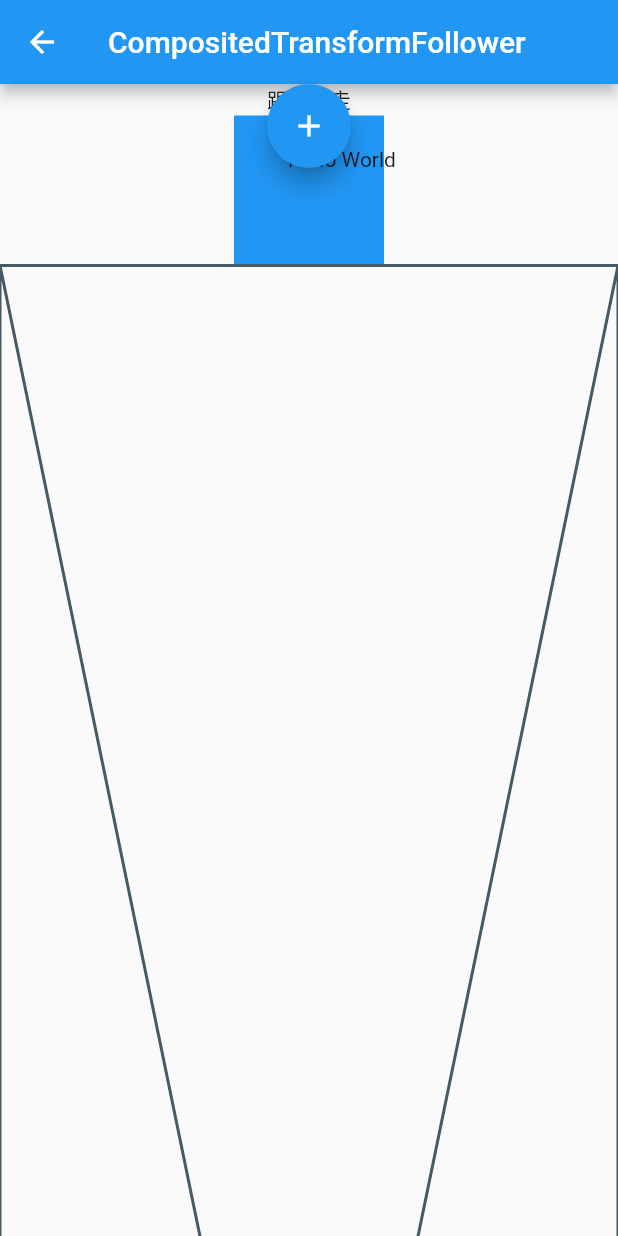
After one commit to laihaojie/flutter_learn, a Flutter app: the LearnCompositedTransformFollowerAndCompositedTransformTarget screen opened directly, on a phone screen of 412 x 824 dp. The commit adds this screen. Run offline on Flutter 3.47's test engine with Material 2 defaults, Android fonts, the phone set to English and light mode, and no system bars; our stand-ins replace get, getwidget.

Commit message:
chore: update

```diff
--- a/lib/pages/learn_page/learn_page.dart
+++ b/lib/pages/learn_page/learn_page.dart
@@ -1,6 +1,7 @@
 import 'package:flutter/material.dart';
 import 'package:flutter_learn/pages/learn_page/learn_controller.dart';
 import 'package:flutter_learn/pages/learn_page/learn_dart_api/learn_compute.dart';
+import 'package:flutter_learn/pages/learn_page/learn_widget/learn_composited_transform_follower_and_composited_transform_target.dart';
 import 'package:flutter_learn/pages/learn_page/learn_widget/learn_fitted_box.dart';
 import 'package:flutter_learn/pages/learn_page/learn_widget/learn_future_builder.dart';
 import 'package:flutter_learn/pages/learn_page/learn_widget/learn_interactive_viewer.dart';
@@ -76,6 +77,16 @@ class LearnPage extends GetView<LearnController> {
             subtitle: const Text('二维平面缩放'),
             onTap: () => Get.to(() => const LearnInteractiveViewer()),
           ),
+          ListTile(
+            title: const Text(
+              "CompositedTransformFollower and CompositedTransformTarget",
+            ),
+            subtitle: const Text('组件跟随'),
+            onTap: () => Get.to(
+              () =>
+                  const LearnCompositedTransformFollowerAndCompositedTransformTarget(),
+            ),
+          ),
           const Center(
             child: Text("Dart API", style: TextStyle(fontSize: 50)),
           ),
--- /dev/null
+++ b/lib/pages/learn_page/learn_widget/learn_composited_transform_follower_and_composited_transform_target.dart
@@ -0,0 +1,63 @@
+import 'package:flutter/material.dart';
+
+// ignore: prefer-correct-type-name
+class LearnCompositedTransformFollowerAndCompositedTransformTarget
+    extends StatefulWidget {
+  const LearnCompositedTransformFollowerAndCompositedTransformTarget({
+    super.key,
+  });
+
+  @override
+  State<LearnCompositedTransformFollowerAndCompositedTransformTarget>
+      createState() =>
+          _LearnCompositedTransformFollowerAndCompositedTransformTargetState();
+}
+
+// ignore: prefer-correct-type-name
+class _LearnCompositedTransformFollowerAndCompositedTransformTargetState
+    extends State<
+        LearnCompositedTransformFollowerAndCompositedTransformTarget> {
+  final LayerLink _layerLink = LayerLink();
+
+  @override
+  Widget build(BuildContext context) {
+    return Scaffold(
+      appBar: AppBar(
+        title: const Text('CompositedTransformFollower'),
+      ),
+      body: Center(
+        child: SingleChildScrollView(
+          child: Column(
+            children: [
+              CompositedTransformTarget(
+                link: _layerLink,
+                child: const Text('跟着我走'),
+              ),
+              Container(
+                width: 100,
+                height: 100,
+                color: Colors.blue,
+                child: CompositedTransformFollower(
+                  link: _layerLink,
+                  // showWhenUnlinked: false, // 跟丢了就不显示
+                  // offset: const Offset(0, 100), // 偏移量
+                  child: const Center(child: Text('Hello World')),
+                ),
+              ),
+              const Placeholder(
+                fallbackHeight: 2000,
+              ),
+            ],
+          ),
+        ),
+      ),
+      floatingActionButton: CompositedTransformFollower(
+        link: _layerLink,
+        child: FloatingActionButton(
+          onPressed: () {},
+          child: const Icon(Icons.add),
+        ),
+      ),
+    );
+  }
+}
```
